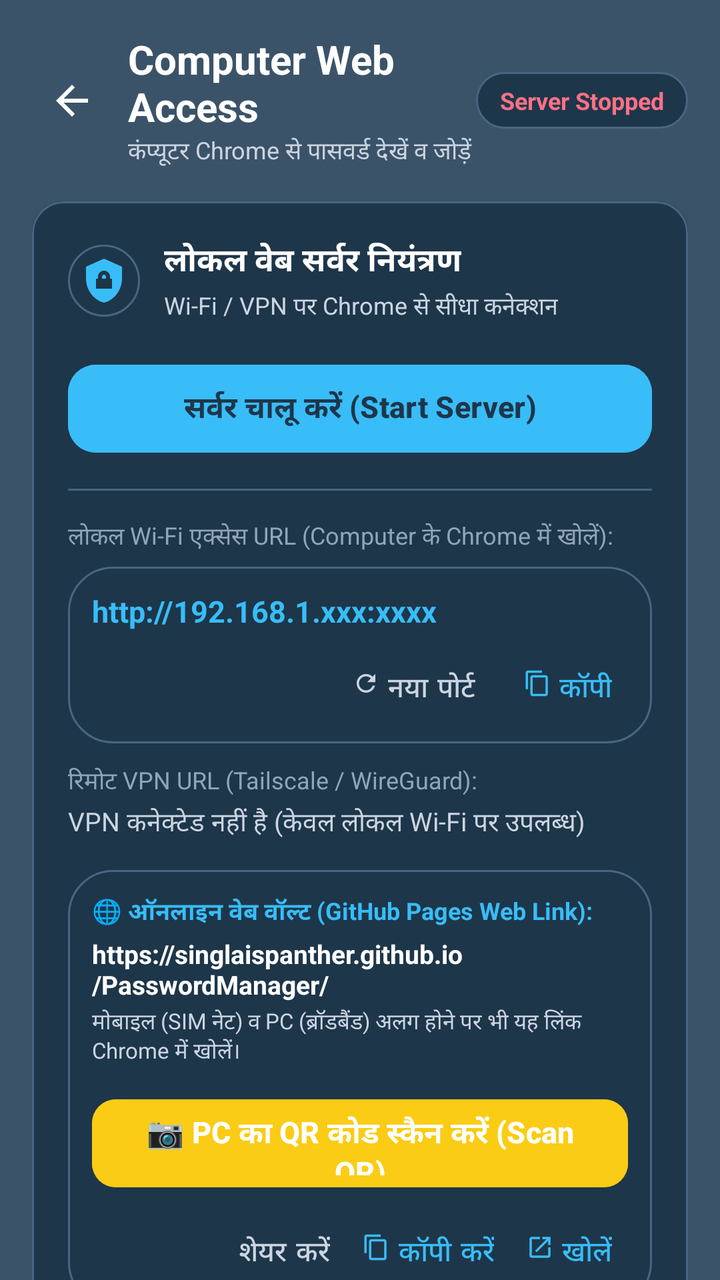
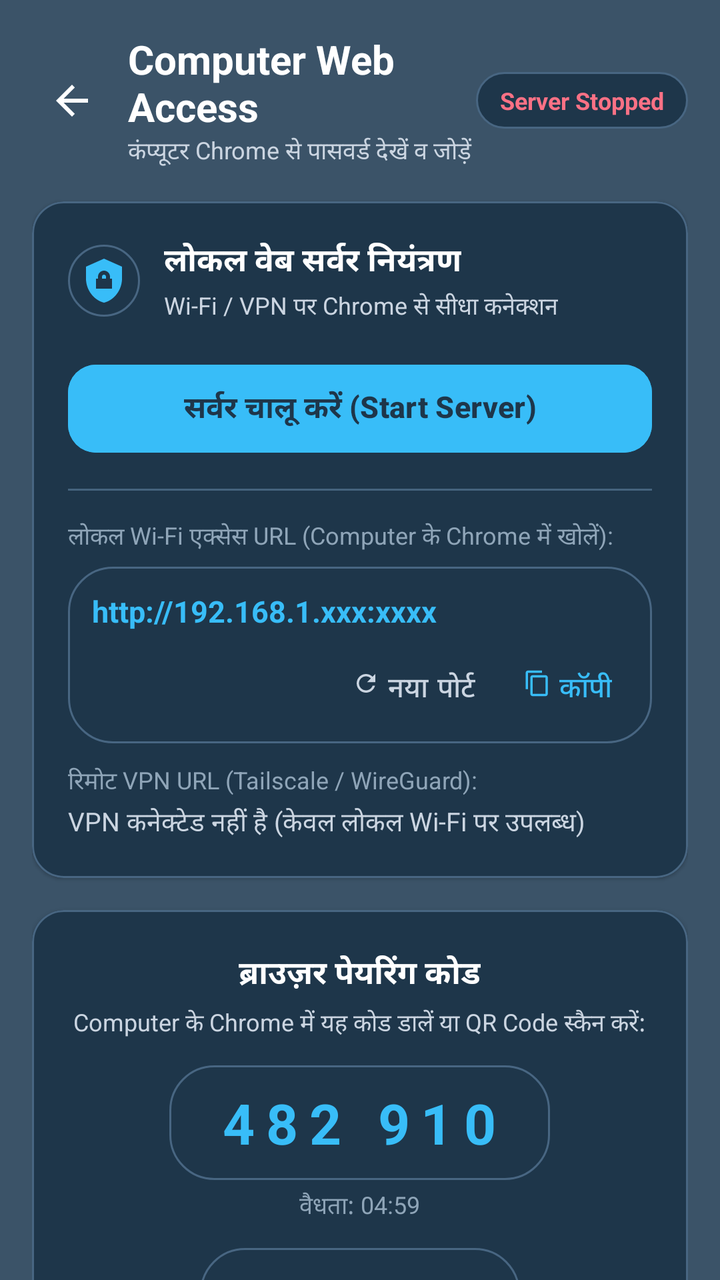

Two renders of the same Android screen: before a commit and after it. Below are the layout's source before the change and the commit's diff.
<!-- AndroidManifest.xml: application theme Theme.PasswordManager -->
<!-- res/layout/activity_web_access.xml -->
<?xml version="1.0" encoding="utf-8"?>
<androidx.coordinatorlayout.widget.CoordinatorLayout xmlns:android="http://schemas.android.com/apk/res/android"
    xmlns:app="http://schemas.android.com/apk/res-auto"
    android:id="@+id/layout_web_access_root"
    android:layout_width="match_parent"
    android:layout_height="match_parent"
    android:background="@color/bg_light">

    <androidx.core.widget.NestedScrollView
        android:layout_width="match_parent"
        android:layout_height="match_parent"
        android:clipToPadding="false"
        android:paddingBottom="36dp">

        <LinearLayout
            android:layout_width="match_parent"
            android:layout_height="wrap_content"
            android:orientation="vertical"
            android:padding="16dp">

            
            <LinearLayout
                android:layout_width="match_parent"
                android:layout_height="wrap_content"
                android:gravity="center_vertical"
                android:orientation="horizontal">

                <ImageView
                    android:id="@+id/btn_web_back"
                    android:layout_width="40dp"
                    android:layout_height="40dp"
                    android:background="?attr/selectableItemBackgroundBorderless"
                    android:contentDescription="Back"
                    android:padding="8dp"
                    android:src="@drawable/ic_back" />

                <LinearLayout
                    android:layout_width="0dp"
                    android:layout_height="wrap_content"
                    android:layout_marginStart="8dp"
                    android:layout_weight="1"
                    android:orientation="vertical">

                    <TextView
                        android:layout_width="wrap_content"
                        android:layout_height="wrap_content"
                        android:text="Computer Web Access"
                        android:textColor="@color/text_primary"
                        android:textSize="20sp"
                        android:textStyle="bold" />

                    <TextView
                        android:layout_width="wrap_content"
                        android:layout_height="wrap_content"
                        android:text="कंप्यूटर Chrome से पासवर्ड देखें व जोड़ें"
                        android:textColor="@color/text_secondary"
                        android:textSize="12sp" />
                </LinearLayout>

                
                <TextView
                    android:id="@+id/text_server_status_badge"
                    android:layout_width="wrap_content"
                    android:layout_height="wrap_content"
                    android:background="@drawable/bg_rounded_card"
                    android:paddingHorizontal="12dp"
                    android:paddingVertical="6dp"
                    android:text="Server Stopped"
                    android:textColor="@color/error_red"
                    android:textSize="12sp"
                    android:textStyle="bold" />
            </LinearLayout>

            
            <com.google.android.material.card.MaterialCardView
                android:layout_width="match_parent"
                android:layout_height="wrap_content"
                android:layout_marginTop="16dp"
                app:cardBackgroundColor="@color/surface_white"
                app:cardCornerRadius="16dp"
                app:cardElevation="1dp"
                app:strokeColor="@color/card_stroke"
                app:strokeWidth="1dp">

                <LinearLayout
                    android:layout_width="match_parent"
                    android:layout_height="wrap_content"
                    android:orientation="vertical"
                    android:padding="18dp">

                    <LinearLayout
                        android:layout_width="match_parent"
                        android:layout_height="wrap_content"
                        android:gravity="center_vertical"
                        android:orientation="horizontal">

                        <ImageView
                            android:layout_width="36dp"
                            android:layout_height="36dp"
                            android:background="@drawable/bg_rounded_card"
                            android:contentDescription="Server"
                            android:padding="6dp"
                            android:src="@drawable/ic_shield_lock"
                            app:tint="@color/primary_blue" />

                        <LinearLayout
                            android:layout_width="0dp"
                            android:layout_height="wrap_content"
                            android:layout_marginStart="12dp"
                            android:layout_weight="1"
                            android:orientation="vertical">

                            <TextView
                                android:layout_width="wrap_content"
                                android:layout_height="wrap_content"
                                android:text="लोकल वेब सर्वर नियंत्रण"
                                android:textColor="@color/text_primary"
                                android:textSize="16sp"
                                android:textStyle="bold" />

                            <TextView
                                android:layout_width="wrap_content"
                                android:layout_height="wrap_content"
                                android:layout_marginTop="2dp"
                                android:text="Wi-Fi / VPN पर Chrome से सीधा कनेक्शन"
                                android:textColor="@color/text_secondary"
                                android:textSize="12sp" />
                        </LinearLayout>
                    </LinearLayout>

                    
                    <com.google.android.material.button.MaterialButton
                        android:id="@+id/btn_toggle_web_server"
                        android:layout_width="match_parent"
                        android:layout_height="52dp"
                        android:layout_marginTop="16dp"
                        android:backgroundTint="@color/primary_blue"
                        android:text="सर्वर चालू करें (Start Server)"
                        android:textAllCaps="false"
                        android:textColor="@color/surface_white"
                        android:textSize="15sp"
                        android:textStyle="bold"
                        app:cornerRadius="14dp"
                        app:elevation="2dp" />

                    <View
                        android:layout_width="match_parent"
                        android:layout_height="1dp"
                        android:layout_marginVertical="14dp"
                        android:background="@color/divider_color" />

                    
                    <TextView
                        android:layout_width="wrap_content"
                        android:layout_height="wrap_content"
                        android:text="लोकल Wi-Fi एक्सेस URL (Computer के Chrome में खोलें):"
                        android:textColor="@color/text_hint"
                        android:textSize="12sp" />

                    <LinearLayout
                        android:layout_width="match_parent"
                        android:layout_height="wrap_content"
                        android:layout_marginTop="6dp"
                        android:background="@drawable/bg_rounded_card"
                        android:orientation="vertical"
                        android:padding="12dp">

                        
                        <TextView
                            android:id="@+id/text_web_local_url"
                            android:layout_width="match_parent"
                            android:layout_height="wrap_content"
                            android:text="http://192.168.1.xxx:xxxx"
                            android:textColor="@color/primary_blue"
                            android:textSize="15sp"
                            android:textStyle="bold" />

                        
                        <LinearLayout
                            android:layout_width="match_parent"
                            android:layout_height="wrap_content"
                            android:layout_marginTop="8dp"
                            android:gravity="end"
                            android:orientation="horizontal">

                            <com.google.android.material.button.MaterialButton
                                android:id="@+id/btn_change_port"
                                style="@style/Widget.MaterialComponents.Button.TextButton"
                                android:layout_width="wrap_content"
                                android:layout_height="36dp"
                                android:minWidth="0dp"
                                android:text="नया पोर्ट"
                                android:textColor="@color/text_secondary"
                                app:icon="@drawable/ic_refresh"
                                app:iconSize="14dp"
                                app:iconTint="@color/text_secondary" />

                            <com.google.android.material.button.MaterialButton
                                android:id="@+id/btn_copy_local_url"
                                style="@style/Widget.MaterialComponents.Button.TextButton"
                                android:layout_width="wrap_content"
                                android:layout_height="36dp"
                                android:layout_marginStart="8dp"
                                android:minWidth="0dp"
                                android:text="कॉपी"
                                android:textColor="@color/primary_blue"
                                app:icon="@drawable/ic_copy"
                                app:iconSize="14dp"
                                app:iconTint="@color/primary_blue" />
                        </LinearLayout>
                    </LinearLayout>

                    
                    <LinearLayout
                        android:id="@+id/layout_vpn_info"
                        android:layout_width="match_parent"
                        android:layout_height="wrap_content"
                        android:layout_marginTop="10dp"
                        android:orientation="vertical">

                        <TextView
                            android:layout_width="wrap_content"
                            android:layout_height="wrap_content"
                            android:text="रिमोट VPN URL (Tailscale / WireGuard):"
                            android:textColor="@color/text_hint"
                            android:textSize="12sp" />

                        <TextView
                            android:id="@+id/text_web_vpn_url"
                            android:layout_width="wrap_content"
                            android:layout_height="wrap_content"
                            android:layout_marginTop="2dp"
                            android:text="VPN कनेक्टेड नहीं है (केवल लोकल Wi-Fi पर उपलब्ध)"
                            android:textColor="@color/text_secondary"
                            android:textSize="13sp" />
                    </LinearLayout>

                    
                    <LinearLayout
                        android:id="@+id/layout_github_web_vault"
                        android:layout_width="match_parent"
                        android:layout_height="wrap_content"
                        android:layout_marginTop="14dp"
                        android:background="@drawable/bg_rounded_card"
                        android:orientation="vertical"
                        android:padding="12dp">

                        <TextView
                            android:layout_width="wrap_content"
                            android:layout_height="wrap_content"
                            android:text="🌐 ऑनलाइन वेब वॉल्ट (GitHub Pages Web Link):"
                            android:textColor="@color/primary_blue"
                            android:textSize="12sp"
                            android:textStyle="bold" />

                        <TextView
                            android:id="@+id/text_github_web_url"
                            android:layout_width="match_parent"
                            android:layout_height="wrap_content"
                            android:layout_marginTop="3dp"
                            android:text="https://singlaispanther.github.io/PasswordManager/"
                            android:textColor="@color/text_primary"
                            android:textSize="13sp"
                            android:textStyle="bold" />

                        <TextView
                            android:layout_width="wrap_content"
                            android:layout_height="wrap_content"
                            android:layout_marginTop="2dp"
                            android:text="मोबाइल (SIM नेट) व PC (ब्रॉडबैंड) अलग होने पर भी यह लिंक Chrome में खोलें।"
                            android:textColor="@color/text_secondary"
                            android:textSize="11sp" />

                        
                        <com.google.android.material.button.MaterialButton
                            android:id="@+id/btn_scan_github_qr"
                            android:layout_width="match_parent"
                            android:layout_height="52dp"
                            android:layout_marginTop="12dp"
                            android:backgroundTint="@color/accent_gold"
                            android:text="📷 PC का QR कोड स्कैन करें (Scan QR)"
                            android:textAllCaps="false"
                            android:textColor="@color/text_primary"
                            android:textSize="15sp"
                            android:textStyle="bold"
                            app:cornerRadius="12dp"
                            app:elevation="2dp" />

                        <LinearLayout
                            android:layout_width="match_parent"
                            android:layout_height="wrap_content"
                            android:layout_marginTop="8dp"
                            android:gravity="end"
                            android:orientation="horizontal">

                            <com.google.android.material.button.MaterialButton
                                android:id="@+id/btn_share_github_url"
                                style="@style/Widget.MaterialComponents.Button.TextButton"
                                android:layout_width="wrap_content"
                                android:layout_height="36dp"
                                android:minWidth="0dp"
                                android:text="शेयर करें"
                                android:textColor="@color/text_secondary" />

                            <com.google.android.material.button.MaterialButton
                                android:id="@+id/btn_copy_github_url"
                                style="@style/Widget.MaterialComponents.Button.TextButton"
                                android:layout_width="wrap_content"
                                android:layout_height="36dp"
                                android:minWidth="0dp"
                                android:text="कॉपी करें"
                                android:textColor="@color/primary_blue"
                                app:icon="@drawable/ic_copy"
                                app:iconSize="14dp"
                                app:iconTint="@color/primary_blue" />

                            <com.google.android.material.button.MaterialButton
                                android:id="@+id/btn_open_github_url"
                                style="@style/Widget.MaterialComponents.Button.TextButton"
                                android:layout_width="wrap_content"
                                android:layout_height="36dp"
                                android:minWidth="0dp"
                                android:text="खोलें"
                                android:textColor="@color/primary_blue"
                                app:icon="@drawable/ic_open_in_new"
                                app:iconSize="14dp"
                                app:iconTint="@color/primary_blue" />
                        </LinearLayout>
                    </LinearLayout>
                </LinearLayout>
            </com.google.android.material.card.MaterialCardView>

            
            <com.google.android.material.card.MaterialCardView
                android:id="@+id/card_pairing_info"
                android:layout_width="match_parent"
                android:layout_height="wrap_content"
                android:layout_marginTop="16dp"
                app:cardBackgroundColor="@color/surface_white"
                app:cardCornerRadius="16dp"
                app:cardElevation="1dp"
                app:strokeColor="@color/card_stroke"
                app:strokeWidth="1dp">

                <LinearLayout
                    android:layout_width="match_parent"
                    android:layout_height="wrap_content"
                    android:gravity="center_horizontal"
                    android:orientation="vertical"
                    android:padding="20dp">

                    <TextView
                        android:layout_width="wrap_content"
                        android:layout_height="wrap_content"
                        android:text="ब्राउज़र पेयरिंग कोड"
                        android:textColor="@color/text_primary"
                        android:textSize="16sp"
                        android:textStyle="bold" />

                    <TextView
                        android:layout_width="wrap_content"
                        android:layout_height="wrap_content"
                        android:layout_marginTop="4dp"
                        android:gravity="center"
                        android:text="Computer के Chrome में यह कोड डालें या QR Code स्कैन करें:"
                        android:textColor="@color/text_secondary"
                        android:textSize="12sp" />

                    
                    <TextView
                        android:id="@+id/text_web_pairing_code"
                        android:layout_width="wrap_content"
                        android:layout_height="wrap_content"
                        android:layout_marginTop="12dp"
                        android:background="@drawable/bg_rounded_card"
                        android:letterSpacing="0.2"
                        android:paddingHorizontal="24dp"
                        android:paddingVertical="10dp"
                        android:text="482 910"
                        android:textColor="@color/primary_blue"
                        android:textSize="28sp"
                        android:textStyle="bold" />

                    <TextView
                        android:id="@+id/text_pairing_countdown"
                        android:layout_width="wrap_content"
                        android:layout_height="wrap_content"
                        android:layout_marginTop="4dp"
                        android:text="वैधता: 04:59"
                        android:textColor="@color/text_hint"
                        android:textSize="12sp" />

                    
                    <ImageView
                        android:id="@+id/img_web_qr_code"
                        android:layout_width="160dp"
                        android:layout_height="160dp"
                        android:layout_marginTop="12dp"
                        android:background="@drawable/bg_rounded_card"
                        android:contentDescription="Pairing QR Code"
                        android:padding="8dp" />

                    
                    <LinearLayout
                        android:layout_width="match_parent"
                        android:layout_height="wrap_content"
                        android:layout_marginTop="12dp"
                        android:background="@drawable/bg_rounded_card"
                        android:orientation="vertical"
                        android:padding="12dp">

                        <TextView
                            android:layout_width="wrap_content"
                            android:layout_height="wrap_content"
                            android:text="कंप्यूटर Chrome से कनेक्ट करने के 3 आसान चरण:"
                            android:textColor="@color/primary_blue"
                            android:textSize="12sp"
                            android:textStyle="bold" />

                        <TextView
                            android:layout_width="wrap_content"
                            android:layout_height="wrap_content"
                            android:layout_marginTop="4dp"
                            android:text="1. कंप्यूटर के Google Chrome में ऊपर दिया URL खोलें।"
                            android:textColor="@color/text_primary"
                            android:textSize="12sp" />

                        <TextView
                            android:layout_width="wrap_content"
                            android:layout_height="wrap_content"
                            android:layout_marginTop="2dp"
                            android:text="2. Chrome स्क्रीन पर यह 6-अंकीय कोड डालें (अथवा QR स्कैन करें)।"
                            android:textColor="@color/text_primary"
                            android:textSize="12sp" />

                        <TextView
                            android:layout_width="wrap_content"
                            android:layout_height="wrap_content"
                            android:layout_marginTop="2dp"
                            android:text="3. मोबाइल में दिखने वाले डायलॉग में 'स्वीकार करें (Allow)' दबाएं।"
                            android:textColor="@color/text_primary"
                            android:textSize="12sp" />
                    </LinearLayout>

                    <com.google.android.material.button.MaterialButton
                        android:id="@+id/btn_refresh_pairing_code"
                        style="@style/Widget.MaterialComponents.Button.TextButton"
                        android:layout_width="wrap_content"
                        android:layout_height="38dp"
                        android:layout_marginTop="8dp"
                        android:text="नया कोड बनाएं (Refresh Code)"
                        android:textColor="@color/primary_blue"
                        android:textSize="12sp"
                        app:icon="@drawable/ic_refresh"
                        app:iconSize="14dp"
                        app:iconTint="@color/primary_blue" />
                </LinearLayout>
            </com.google.android.material.card.MaterialCardView>

            
            <TextView
                android:layout_width="wrap_content"
                android:layout_height="wrap_content"
                android:layout_marginTop="20dp"
                android:text="पेयर किए गए कंप्यूटर्स (Paired Browsers)"
                android:textColor="@color/primary_blue"
                android:textSize="14sp"
                android:textStyle="bold" />

            <com.google.android.material.card.MaterialCardView
                android:layout_width="match_parent"
                android:layout_height="wrap_content"
                android:layout_marginTop="8dp"
                app:cardBackgroundColor="@color/surface_white"
                app:cardCornerRadius="16dp"
                app:cardElevation="1dp"
                app:strokeColor="@color/card_stroke"
                app:strokeWidth="1dp">

                <LinearLayout
                    android:id="@+id/layout_paired_devices_container"
                    android:layout_width="match_parent"
                    android:layout_height="wrap_content"
                    android:orientation="vertical"
                    android:padding="16dp">

                    <TextView
                        android:id="@+id/text_no_paired_devices"
                        android:layout_width="wrap_content"
                        android:layout_height="wrap_content"
                        android:layout_gravity="center"
                        android:padding="16dp"
                        android:text="कोई कंप्यूटर पेयर नहीं है। ऊपर दिए गए URL से पेयर करें।"
                        android:textColor="@color/text_hint"
                        android:textSize="13sp" />
                </LinearLayout>
            </com.google.android.material.card.MaterialCardView>

        </LinearLayout>
    </androidx.core.widget.NestedScrollView>

</androidx.coordinatorlayout.widget.CoordinatorLayout>
<!-- resources referenced by this layout -->
<resources>
  <color name="accent_gold">#FACC15</color>
  <color name="bg_light">#3B5368</color>
  <color name="card_stroke">#486682</color>
  <color name="divider_color">#45637D</color>
  <color name="error_red">#FB7185</color>
  <color name="primary_blue">#38BDF8</color>
  <color name="surface_white">#1E364A</color>
  <color name="text_hint">#8FA5B8</color>
  <color name="text_primary">#FFFFFF</color>
  <color name="text_secondary">#CBD5E1</color>
  <!-- drawable bg_rounded_card (drawable) -->
  <?xml version="1.0" encoding="utf-8"?>
  <shape xmlns:android="http://schemas.android.com/apk/res/android"
      android:shape="rectangle">
      <solid android:color="@color/surface_white" />
      <corners android:radius="22dp" />
      <stroke
          android:width="1dp"
          android:color="@color/card_stroke" />
  </shape>
  <!-- drawable ic_back (drawable) -->
  <vector xmlns:android="http://schemas.android.com/apk/res/android"
      android:width="24dp"
      android:height="24dp"
      android:viewportWidth="24"
      android:viewportHeight="24">
      <path
          android:fillColor="@color/text_primary"
          android:pathData="M20,11H7.83l5.59,-5.59L12,4l-8,8 8,8 1.41,-1.41L7.83,13H20v-2z"/>
  </vector>
  <!-- drawable ic_copy (drawable) -->
  <vector xmlns:android="http://schemas.android.com/apk/res/android"
      android:width="24dp"
      android:height="24dp"
      android:viewportWidth="24"
      android:viewportHeight="24">
      <path
          android:fillColor="@color/text_primary"
          android:pathData="M16,1H4c-1.1,0 -2,0.9 -2,2v14h2V3h12V1zm3,4H8c-1.1,0 -2,0.9 -2,2v14c0,1.1 0.9,2 2,2h11c1.1,0 2,-0.9 2,-2V7c0,-1.1 -0.9,-2 -2,-2zm0,16H8V7h11v14z"/>
  </vector>
  <!-- drawable ic_open_in_new (drawable) -->
  <vector xmlns:android="http://schemas.android.com/apk/res/android"
      android:width="24dp"
      android:height="24dp"
      android:viewportWidth="24"
      android:viewportHeight="24">
      <path
          android:fillColor="@color/primary_blue"
          android:pathData="M19,19H5V5h7V3H5c-1.11,0 -2,0.9 -2,2v14c0,1.1 0.89,2 2,2h14c1.1,0 2,-0.9 2,-2v-7h-2v7zM14,3v2h3.59l-9.83,9.83 1.41,1.41L19,6.41V10h2V3h-7z"/>
  </vector>
  <!-- drawable ic_refresh (drawable) -->
  <vector xmlns:android="http://schemas.android.com/apk/res/android"
      android:width="24dp"
      android:height="24dp"
      android:viewportWidth="24"
      android:viewportHeight="24">
      <path
          android:fillColor="@color/primary_blue"
          android:pathData="M17.65,6.35C16.2,4.9 14.21,4 12,4c-4.42,0 -7.99,3.58 -7.99,8s3.57,8 7.99,8c3.73,0 6.84,-2.55 7.73,-6h-2.08c-0.82,2.33 -3.04,4 -5.65,4 -3.31,0 -6,-2.69 -6,-6s2.69,-6 6,-6c1.66,0 3.14,0.69 4.22,1.78L13,11h7V4l-2.35,2.35z"/>
  </vector>
  <!-- drawable ic_shield_lock (drawable) -->
  <vector xmlns:android="http://schemas.android.com/apk/res/android"
      android:width="24dp"
      android:height="24dp"
      android:viewportWidth="24"
      android:viewportHeight="24">
      <path
          android:fillColor="@color/primary_blue"
          android:pathData="M12,1L3,5v6c0,5.55 3.84,10.74 9,12 5.16,-1.26 9,-6.45 9,-12V5l-9,-4zm0,6c1.66,0 3,1.34 3,3v1h1v5H8v-5h1v-1c0,-1.66 1.34,-3 3,-3zm0,2c-0.55,0 -1,0.45 -1,1v1h2v-1c0,-0.55 -0.45,-1 -1,-1z"/>
  </vector>
  <style name="Theme.PasswordManager" parent="Theme.Material3.DayNight.NoActionBar">
          <item name="colorPrimary">@color/primary_blue</item>
          <item name="colorPrimaryVariant">@color/primary_blue_dark</item>
          <item name="colorOnPrimary">@color/text_primary</item>
          
          <item name="colorSecondary">@color/accent_gold</item>
          <item name="colorOnSecondary">#0F172A</item>
  
          <item name="android:statusBarColor">@color/bg_light</item>
          <item name="android:windowLightStatusBar">false</item>
          <item name="android:navigationBarColor">@color/bg_light</item>
          <item name="android:windowLightNavigationBar">false</item>
  
          <item name="android:windowBackground">@color/bg_light</item>
      </style>
  <color name="primary_blue_dark">#0284C7</color>
</resources>

<!-- the commit's change to res/layout/activity_web_access.xml (unified diff, before → after) -->
@@ -234,99 +234,6 @@
                             android:textColor="@color/text_secondary"
                             android:textSize="13sp" />
                     </LinearLayout>
-
-                    
-                    <LinearLayout
-                        android:id="@+id/layout_github_web_vault"
-                        android:layout_width="match_parent"
-                        android:layout_height="wrap_content"
-                        android:layout_marginTop="14dp"
-                        android:background="@drawable/bg_rounded_card"
-                        android:orientation="vertical"
-                        android:padding="12dp">
-
-                        <TextView
-                            android:layout_width="wrap_content"
-                            android:layout_height="wrap_content"
-                            android:text="🌐 ऑनलाइन वेब वॉल्ट (GitHub Pages Web Link):"
-                            android:textColor="@color/primary_blue"
-                            android:textSize="12sp"
-                            android:textStyle="bold" />
-
-                        <TextView
-                            android:id="@+id/text_github_web_url"
-                            android:layout_width="match_parent"
-                            android:layout_height="wrap_content"
-                            android:layout_marginTop="3dp"
-                            android:text="https://singlaispanther.github.io/PasswordManager/"
-                            android:textColor="@color/text_primary"
-                            android:textSize="13sp"
-                            android:textStyle="bold" />
-
-                        <TextView
-                            android:layout_width="wrap_content"
-                            android:layout_height="wrap_content"
-                            android:layout_marginTop="2dp"
-                            android:text="मोबाइल (SIM नेट) व PC (ब्रॉडबैंड) अलग होने पर भी यह लिंक Chrome में खोलें।"
-                            android:textColor="@color/text_secondary"
-                            android:textSize="11sp" />
-
-                        
-                        <com.google.android.material.button.MaterialButton
-                            android:id="@+id/btn_scan_github_qr"
-                            android:layout_width="match_parent"
-                            android:layout_height="52dp"
-                            android:layout_marginTop="12dp"
-                            android:backgroundTint="@color/accent_gold"
-                            android:text="📷 PC का QR कोड स्कैन करें (Scan QR)"
-                            android:textAllCaps="false"
-                            android:textColor="@color/text_primary"
-                            android:textSize="15sp"
-                            android:textStyle="bold"
-                            app:cornerRadius="12dp"
-                            app:elevation="2dp" />
-
-                        <LinearLayout
-                            android:layout_width="match_parent"
-                            android:layout_height="wrap_content"
-                            android:layout_marginTop="8dp"
-                            android:gravity="end"
-                            android:orientation="horizontal">
-
-                            <com.google.android.material.button.MaterialButton
-                                android:id="@+id/btn_share_github_url"
-                                style="@style/Widget.MaterialComponents.Button.TextButton"
-                                android:layout_width="wrap_content"
-                                android:layout_height="36dp"
-                                android:minWidth="0dp"
-                                android:text="शेयर करें"
-                                android:textColor="@color/text_secondary" />
-
-                            <com.google.android.material.button.MaterialButton
-                                android:id="@+id/btn_copy_github_url"
-                                style="@style/Widget.MaterialComponents.Button.TextButton"
-                                android:layout_width="wrap_content"
-                                android:layout_height="36dp"
-                                android:minWidth="0dp"
-                                android:text="कॉपी करें"
-                                android:textColor="@color/primary_blue"
-                                app:icon="@drawable/ic_copy"
-                                app:iconSize="14dp"
-                                app:iconTint="@color/primary_blue" />
-
-                            <com.google.android.material.button.MaterialButton
-                                android:id="@+id/btn_open_github_url"
-                                style="@style/Widget.MaterialComponents.Button.TextButton"
-                                android:layout_width="wrap_content"
-                                android:layout_height="36dp"
-                                android:minWidth="0dp"
-                                android:text="खोलें"
-                                android:textColor="@color/primary_blue"
-                                app:icon="@drawable/ic_open_in_new"
-                                app:iconSize="14dp"
-                                app:iconTint="@color/primary_blue" />
-                        </LinearLayout>
-                    </LinearLayout>
                 </LinearLayout>
             </com.google.android.material.card.MaterialCardView>
 
<!-- resource entries referenced after the edit -->
@@ -40,16 +40,6 @@
           android:fillColor="@color/text_primary"
           android:pathData="M16,1H4c-1.1,0 -2,0.9 -2,2v14h2V3h12V1zm3,4H8c-1.1,0 -2,0.9 -2,2v14c0,1.1 0.9,2 2,2h11c1.1,0 2,-0.9 2,-2V7c0,-1.1 -0.9,-2 -2,-2zm0,16H8V7h11v14z"/>
   </vector>
-  <!-- drawable ic_open_in_new (drawable) -->
-  <vector xmlns:android="http://schemas.android.com/apk/res/android"
-      android:width="24dp"
-      android:height="24dp"
-      android:viewportWidth="24"
-      android:viewportHeight="24">
-      <path
-          android:fillColor="@color/primary_blue"
-          android:pathData="M19,19H5V5h7V3H5c-1.11,0 -2,0.9 -2,2v14c0,1.1 0.89,2 2,2h14c1.1,0 2,-0.9 2,-2v-7h-2v7zM14,3v2h3.59l-9.83,9.83 1.41,1.41L19,6.41V10h2V3h-7z"/>
-  </vector>
   <!-- drawable ic_refresh (drawable) -->
   <vector xmlns:android="http://schemas.android.com/apk/res/android"
       android:width="24dp"
